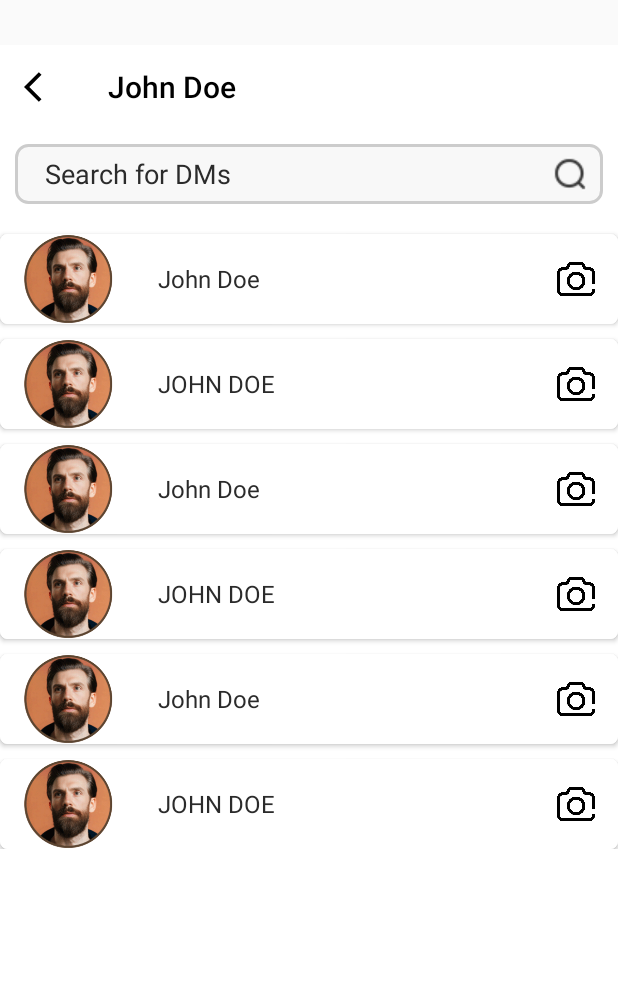
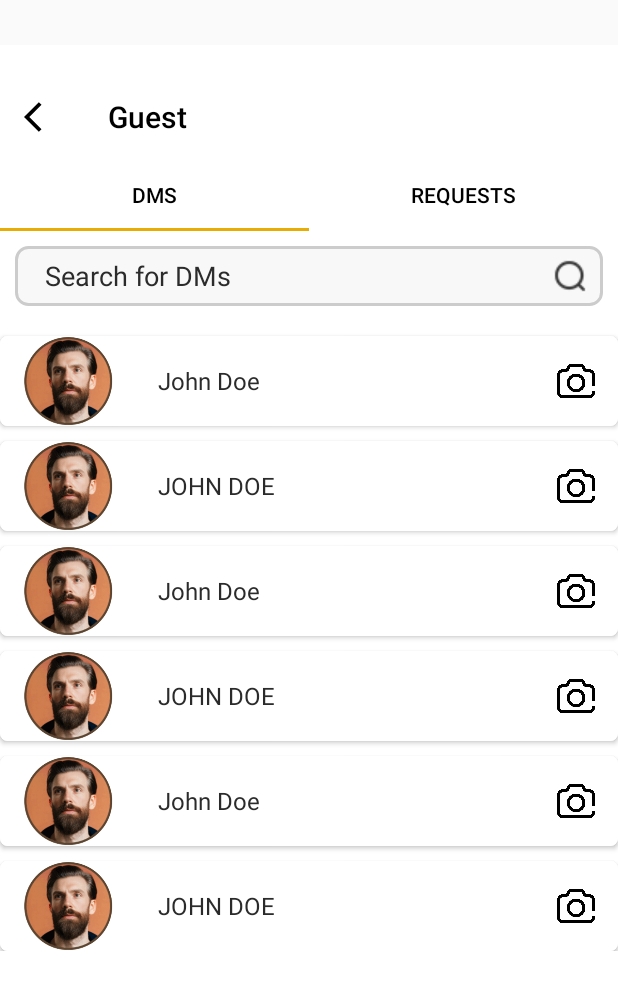
Before and after one commit to shaffinX/ConnectMe, an Android app: the DM screen opened directly, with no data from a screen before it, on a phone screen of 412 x 824 dp. Shown: the top 990 px of the screen. Run offline under Robolectric (Android 15) with nearby library versions, the phone set to English and light mode, and no system bars.

Commit message:
Following list Comleted

```diff
--- a/app/src/main/java/com/shaffinimam/i212963/DM.kt
+++ b/app/src/main/java/com/shaffinimam/i212963/DM.kt
@@ -1,36 +1,43 @@
 package com.shaffinimam.i212963
 
 import android.os.Bundle
-import android.widget.LinearLayout
 import androidx.activity.enableEdgeToEdge
 import androidx.appcompat.app.AppCompatActivity
 
 import androidx.appcompat.widget.Toolbar
-import androidx.recyclerview.widget.LinearLayoutManager
-import androidx.recyclerview.widget.RecyclerView
+import com.google.android.material.tabs.TabLayout
 
 class DM : AppCompatActivity() {
     override fun onCreate(savedInstanceState: Bundle?) {
         super.onCreate(savedInstanceState)
         enableEdgeToEdge()
         setContentView(R.layout.activity_dm)
+
+        val username = SharedPrefManager.getUsername(this) ?: "Guest"
+
         val toolbar = findViewById<Toolbar>(R.id.toolbar)
         setSupportActionBar(toolbar)
         supportActionBar?.setDisplayHomeAsUpEnabled(true)
+        val tabLayout = findViewById<TabLayout>(R.id.tabLayout)
+        toolbar.title = username;
+        supportFragmentManager.beginTransaction().replace(R.id.frameLayout, DM_M()).commit()
 
+        tabLayout.addOnTabSelectedListener(object : TabLayout.OnTabSelectedListener {
+            override fun onTabSelected(tab: TabLayout.Tab?) {
+                val fragment = when (tab?.position) {
+                    0 -> DM_M()
+                    else -> Requests()
+                }
+                supportFragmentManager.beginTransaction().replace(R.id.frameLayout, fragment).commit()
+            }
 
-        val rv = findViewById<RecyclerView>(R.id.rv)
-        val list = mutableListOf<Model_dm>()
-        list.add(Model_dm("John Doe"))
-        list.add(Model_dm("JOHN DOE"))
-        list.add(Model_dm("John Doe"))
-        list.add(Model_dm("JOHN DOE"))
-        list.add(Model_dm("John Doe"))
-        list.add(Model_dm("JOHN DOE"))
-        val adapter = Adapter_dm(this,list)
-        val la = LinearLayoutManager(this)
-        rv.layoutManager = la
-        rv.adapter = adapter
+            override fun onTabUnselected(tab: TabLayout.Tab?) {}
+            override fun onTabReselected(tab: TabLayout.Tab?) {}
+        })
+
+        // Set tab names
+        tabLayout.addTab(tabLayout.newTab().setText("DMs"))
+        tabLayout.addTab(tabLayout.newTab().setText("Requests"))
 
     }
     override fun onSupportNavigateUp(): Boolean {
--- /dev/null
+++ b/app/src/main/java/com/shaffinimam/i212963/DM_M.kt
@@ -0,0 +1,40 @@
+package com.shaffinimam.i212963
+
+import android.os.Bundle
+import android.view.LayoutInflater
+import android.view.View
+import android.view.ViewGroup
+import androidx.fragment.app.Fragment
+import androidx.recyclerview.widget.LinearLayoutManager
+import androidx.recyclerview.widget.RecyclerView
+import androidx.appcompat.app.AppCompatActivity
+import androidx.appcompat.widget.Toolbar
+
+class DM_M : Fragment() {
+
+    override fun onCreateView(
+        inflater: LayoutInflater, container: ViewGroup?,
+        savedInstanceState: Bundle?
+    ): View {
+        // Inflate the layout for this fragment
+        return inflater.inflate(R.layout.fragment_d_m__m, container, false)
+    }
+
+    override fun onViewCreated(view: View, savedInstanceState: Bundle?) {
+        super.onViewCreated(view, savedInstanceState)
+
+        val rv = view.findViewById<RecyclerView>(R.id.rv)
+        val list = mutableListOf<Model_dm>()
+        list.add(Model_dm("John Doe"))
+        list.add(Model_dm("JOHN DOE"))
+        list.add(Model_dm("John Doe"))
+        list.add(Model_dm("JOHN DOE"))
+        list.add(Model_dm("John Doe"))
+        list.add(Model_dm("JOHN DOE"))
+
+        val adapter = Adapter_dm(requireContext(), list)
+        rv.layoutManager = LinearLayoutManager(requireContext())
+        rv.adapter = adapter
+
+    }
+}
--- /dev/null
+++ b/app/src/main/java/com/shaffinimam/i212963/SharedPrefManager.kt
@@ -0,0 +1,20 @@
+package com.shaffinimam.i212963
+
+import android.content.Context
+
+object SharedPrefManager {
+    private const val PREF_NAME = "MyPrefs"
+    private const val KEY_USERNAME = "username"
+
+    fun saveUsername(context: Context, username: String) {
+        val sharedPreferences = context.getSharedPreferences(PREF_NAME, Context.MODE_PRIVATE)
+        val editor = sharedPreferences.edit()
+        editor.putString(KEY_USERNAME, username)
+        editor.apply()
+    }
+
+    fun getUsername(context: Context): String? {
+        val sharedPreferences = context.getSharedPreferences(PREF_NAME, Context.MODE_PRIVATE)
+        return sharedPreferences.getString(KEY_USERNAME, null) // Returns null if not found
+    }
+}
--- a/app/src/main/res/layout/activity_dm.xml
+++ b/app/src/main/res/layout/activity_dm.xml
@@ -10,6 +10,7 @@
     android:layout_marginTop="30dp"
     android:background="#ffffff">
     <androidx.appcompat.widget.Toolbar
+        android:layout_marginTop="20dp"
         android:id="@+id/toolbar"
         android:layout_width="match_parent"
         android:layout_height="?attr/actionBarSize"
@@ -17,25 +18,19 @@
         app:navigationIcon="@drawable/arrowback"
         app:title="John Doe"
         app:titleTextColor="#000000"/>
-    <EditText
-        android:layout_width="match_parent"
-        android:layout_height="40dp"
-        android:background="@drawable/textinp"
-        android:hint="Search for DMs"
-        android:gravity="center_vertical"
-        android:textColor="#000"
-        android:textColorHint="#2b2b2b"
-        android:paddingStart="20dp"
-        android:layout_margin="10dp"
-        android:drawableRight="@drawable/search24"
-        android:paddingEnd="10dp"
-        tools:ignore="HardcodedText,RtlHardcoded,UseCompatTextViewDrawableXml" />
-    <androidx.recyclerview.widget.RecyclerView
+    <com.google.android.material.tabs.TabLayout
+        android:id="@+id/tabLayout"
         android:layout_width="match_parent"
         android:layout_height="wrap_content"
-        android:id="@+id/rv"
-        android:background="#ffffff">
+        app:tabGravity="fill"
+        app:tabTextColor="#000"
+        app:tabIndicatorColor="#E8AD05"
+        app:tabMode="fixed"/>
 
-    </androidx.recyclerview.widget.RecyclerView>
+    <FrameLayout
+        android:id="@+id/frameLayout"
+        android:layout_width="match_parent"
+        android:layout_height="match_parent"/>
+
 
 </LinearLayout>
--- /dev/null
+++ b/app/src/main/res/layout/fragment_d_m__m.xml
@@ -0,0 +1,39 @@
+<?xml version="1.0" encoding="utf-8"?>
+<FrameLayout xmlns:android="http://schemas.android.com/apk/res/android"
+    xmlns:tools="http://schemas.android.com/tools"
+    android:layout_width="match_parent"
+    android:layout_height="match_parent"
+    xmlns:app="http://schemas.android.com/apk/res-auto"
+    tools:context=".DM_M"
+    android:background="#ffffff">
+    <LinearLayout
+        android:layout_width="match_parent"
+        android:layout_height="match_parent"
+        android:orientation="vertical"
+        >
+        <EditText
+            android:layout_width="match_parent"
+            android:layout_height="40dp"
+            android:background="@drawable/textinp"
+            android:hint="Search for DMs"
+            android:gravity="center_vertical"
+            android:textColor="#000"
+            android:textColorHint="#2b2b2b"
+            android:paddingStart="20dp"
+            android:layout_margin="10dp"
+            android:drawableRight="@drawable/search24"
+            android:paddingEnd="10dp"
+            tools:ignore="HardcodedText,RtlHardcoded,UseCompatTextViewDrawableXml" />
+        <androidx.recyclerview.widget.RecyclerView
+            android:layout_width="match_parent"
+            android:layout_height="wrap_content"
+            android:id="@+id/rv"
+            android:background="#ffffff">
+
+        </androidx.recyclerview.widget.RecyclerView>
+
+    </LinearLayout>
+
+
+
+</FrameLayout>
```
Also changed, not shown: app/src/main/java/com/shaffinimam/i212963/Contacts.kt (+0 -13 lines), app/src/main/java/com/shaffinimam/i212963/Login.kt (+13 -0 lines), app/src/main/java/com/shaffinimam/i212963/Requests.kt (added, +161 -0 lines), app/src/main/res/layout/fragment_requests.xml (added, +35 -0 lines), app/src/main/res/layout/item_follower.xml (added, +35 -0 lines).
